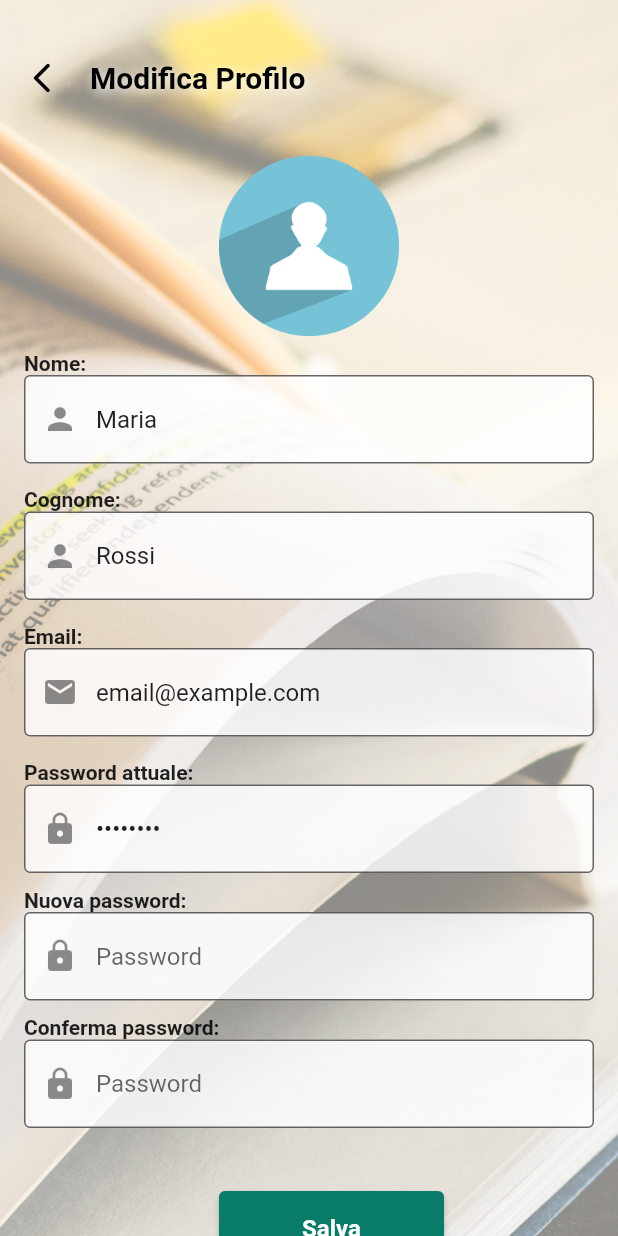
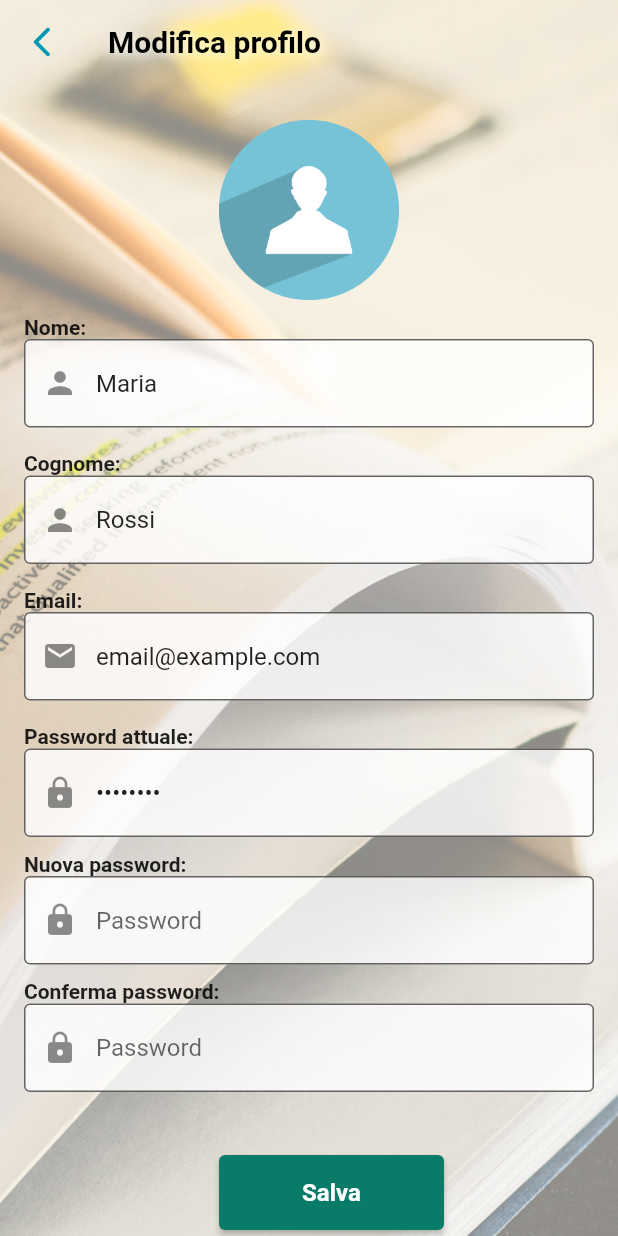
Before and after one commit to NapMarta/booktalk_app, a Flutter app: the ProfileManagementPage screen opened directly, on a phone screen of 412 x 824 dp. Run offline on Flutter 3.47's test engine with Material 2 defaults, Android fonts, the phone set to English and light mode, and no system bars; our stand-ins replace camera, sliding_up_panel.

Commit message:
modifica header modifica-profilo

```diff
--- a/lib/modifica-profilo.dart
+++ b/lib/modifica-profilo.dart
@@ -50,6 +50,36 @@ class _ProfileManagementPageState extends State<ProfileManagementPage> {
   @override
   Widget build(BuildContext context) {
     return Scaffold(
+      extendBodyBehindAppBar: true,
+
+      // ------ HEADER ------
+        appBar: AppBar(
+          leading: IconButton(
+            icon: Icon(Icons.arrow_back_ios_new_rounded, color: Color(0xFF0099b5),), // Icona personalizzata
+            onPressed: () {
+              Navigator.of(context).pop(); // Torna indietro alla schermata precedente
+            },
+          ),
+          title: Text(
+            'Modifica profilo',
+            style: TextStyle(
+              fontFamily: 'Roboto',
+              fontSize: 20,
+              fontWeight: FontWeight.bold,
+              color: Colors.black,
+              shadows: [
+                Shadow(
+                  blurRadius: 8,
+                  color: Colors.white,
+                  offset: Offset(2, 2),
+                ),
+              ],
+            ),
+          ),
+          backgroundColor: Color.fromARGB(0, 255, 255, 255),
+          elevation: 0,
+        ),
+
       body: SingleChildScrollView(
         child: Container(
           decoration: BoxDecoration(
@@ -69,7 +99,7 @@ class _ProfileManagementPageState extends State<ProfileManagementPage> {
                   },
                   child: Row(
                     children: [
-                      Icon(Icons.arrow_back_ios_new_rounded, color: Colors.black), // Icona della freccia
+                      /*Icon(Icons.arrow_back_ios_new_rounded, color: Colors.black), // Icona della freccia
                       SizedBox(width: 20,),
                       Text(
                         "Modifica Profilo",
@@ -86,7 +116,7 @@ class _ProfileManagementPageState extends State<ProfileManagementPage> {
                             ),
                           ],
                         ),
-                      ),
+                      ),*/
                     ],
                   ),
                 ),
```
